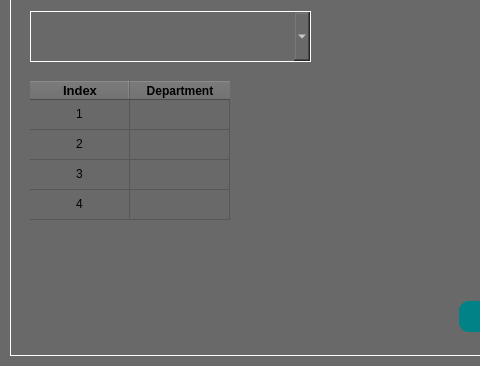
Old version of the form hr_add_by_department.ui in the repository yjia28tan/Staff-Training-Tracking-System-STTS-; both pictures show x 0 to 480 and y 194 to 560 of the 720 by 560 pixel window.
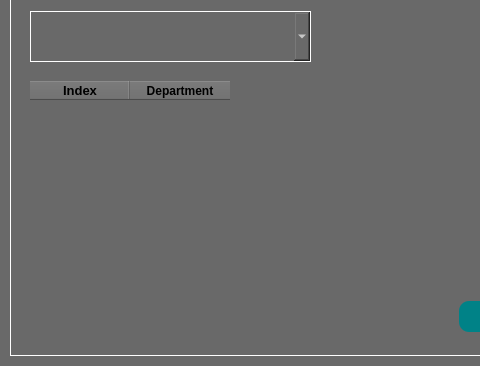
New version of the form. Icons and pictures are not drawn.

```diff
--- a/hr_add_by_department.ui
+++ b/hr_add_by_department.ui
@@ -160,50 +160,6 @@
       <attribute name="verticalHeaderVisible">
        <bool>false</bool>
       </attribute>
-      <row>
-       <property name="text">
-        <string>1</string>
-       </property>
-       <property name="font">
-        <font>
-         <weight>75</weight>
-         <bold>true</bold>
-        </font>
-       </property>
-      </row>
-      <row>
-       <property name="text">
-        <string>2</string>
-       </property>
-       <property name="font">
-        <font>
-         <weight>75</weight>
-         <bold>true</bold>
-        </font>
-       </property>
-      </row>
-      <row>
-       <property name="text">
-        <string>3</string>
-       </property>
-       <property name="font">
-        <font>
-         <weight>75</weight>
-         <bold>true</bold>
-        </font>
-       </property>
-      </row>
-      <row>
-       <property name="text">
-        <string>4</string>
-       </property>
-       <property name="font">
-        <font>
-         <weight>75</weight>
-         <bold>true</bold>
-        </font>
-       </property>
-      </row>
       <column>
        <property name="text">
         <string>Index</string>
@@ -227,166 +183,6 @@
         </font>
        </property>
       </column>
-      <item row="0" column="0">
-       <property name="text">
-        <string>1</string>
-       </property>
-       <property name="textAlignment">
-        <set>AlignCenter</set>
-       </property>
-       <property name="foreground">
-        <brush brushstyle="NoBrush">
-         <color alpha="255">
-          <red>255</red>
-          <green>255</green>
-          <blue>255</blue>
-         </color>
-        </brush>
-       </property>
-      </item>
-      <item row="0" column="1">
-       <property name="text">
-        <string/>
-       </property>
-       <property name="font">
-        <font>
-         <weight>75</weight>
-         <bold>true</bold>
-        </font>
-       </property>
-       <property name="textAlignment">
-        <set>AlignCenter</set>
-       </property>
-       <property name="foreground">
-        <brush brushstyle="NoBrush">
-         <color alpha="255">
-          <red>255</red>
-          <green>255</green>
-          <blue>255</blue>
-         </color>
-        </brush>
-       </property>
-      </item>
-      <item row="1" column="0">
-       <property name="text">
-        <string>2</string>
-       </property>
-       <property name="textAlignment">
-        <set>AlignCenter</set>
-       </property>
-       <property name="foreground">
-        <brush brushstyle="NoBrush">
-         <color alpha="255">
-          <red>255</red>
-          <green>255</green>
-          <blue>255</blue>
-         </color>
-        </brush>
-       </property>
-      </item>
-      <item row="1" column="1">
-       <property name="text">
-        <string/>
-       </property>
-       <property name="font">
-        <font>
-         <weight>75</weight>
-         <bold>true</bold>
-        </font>
-       </property>
-       <property name="textAlignment">
-        <set>AlignCenter</set>
-       </property>
-       <property name="foreground">
-        <brush brushstyle="NoBrush">
-         <color alpha="255">
-          <red>255</red>
-          <green>255</green>
-          <blue>255</blue>
-         </color>
-        </brush>
-       </property>
-      </item>
-      <item row="2" column="0">
-       <property name="text">
-        <string>3</string>
-       </property>
-       <property name="textAlignment">
-        <set>AlignCenter</set>
-       </property>
-       <property name="foreground">
-        <brush brushstyle="NoBrush">
-         <color alpha="255">
-          <red>255</red>
-          <green>255</green>
-          <blue>255</blue>
-         </color>
-        </brush>
-       </property>
-      </item>
-      <item row="2" column="1">
-       <property name="text">
-        <string/>
-       </property>
-       <property name="font">
-        <font>
-         <weight>75</weight>
-         <bold>true</bold>
-        </font>
-       </property>
-       <property name="textAlignment">
-        <set>AlignCenter</set>
-       </property>
-       <property name="foreground">
-        <brush brushstyle="NoBrush">
-         <color alpha="255">
-          <red>255</red>
-          <green>255</green>
-          <blue>255</blue>
-         </color>
-        </brush>
-       </property>
-      </item>
-      <item row="3" column="0">
-       <property name="text">
-        <string>4</string>
-       </property>
-       <property name="textAlignment">
-        <set>AlignCenter</set>
-       </property>
-       <property name="foreground">
-        <brush brushstyle="NoBrush">
-         <color alpha="255">
-          <red>255</red>
-          <green>255</green>
-          <blue>255</blue>
-         </color>
-        </brush>
-       </property>
-      </item>
-      <item row="3" column="1">
-       <property name="text">
-        <string/>
-       </property>
-       <property name="font">
-        <font>
-         <weight>75</weight>
-         <bold>true</bold>
-        </font>
-       </property>
-       <property name="textAlignment">
-        <set>AlignCenter</set>
-       </property>
-       <property name="foreground">
-        <brush brushstyle="NoBrush">
-         <color alpha="255">
-          <red>255</red>
-          <green>255</green>
-          <blue>255</blue>
-         </color>
-        </brush>
-       </property>
-      </item>
      </widget>
      <widget class="QComboBox" name="department_list_2">
       <property name="geometry">
```
